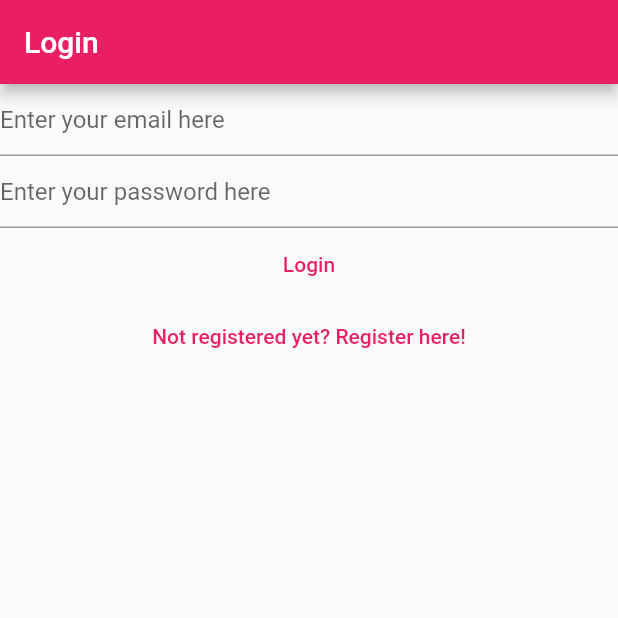
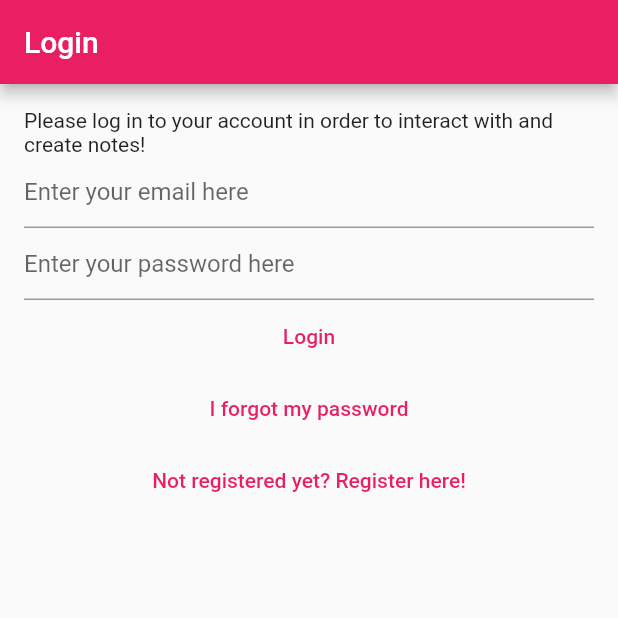
Before and after one commit to JarellOng/Flutter-Tutorial, a Flutter app: the screen it shows after launch, on a phone screen of 412 x 824 dp, the top half of it. Run offline on Flutter 3.47's test engine with Material 2 defaults, Android fonts, the light colour scheme and no system bars; our stand-ins replace bloc, cloud_firestore, equatable, firebase_auth, firebase_core, flutter_bloc and 1 more; accounts and stored records are empty.

Commit message:
Create Forgot Password Function and UI Cleanup

```diff
--- a/lib/main.dart
+++ b/lib/main.dart
@@ -6,6 +6,7 @@
 import 'package:myapplication/services/auth/bloc/auth_event.dart';
 import 'package:myapplication/services/auth/bloc/auth_state.dart';
 import 'package:myapplication/services/auth/firebase_auth_provider.dart';
+import 'package:myapplication/views/forgot_password_view.dart';
 import 'package:myapplication/views/login_view.dart';
 import 'package:myapplication/views/myapplication_view.dart';
 import 'package:myapplication/views/notes/create_update_note_view.dart';
@@ -56,6 +57,8 @@
           return const VerifyEmailView();
         } else if (state is AuthStateLoggedOut) {
           return const LoginView();
+        } else if (state is AuthStateForgotPassword) {
+          return const ForgotPasswordView();
         } else if (state is AuthStateRegistering) {
           return const RegisterView();
         } else {
--- a/lib/services/auth/auth_provider.dart
+++ b/lib/services/auth/auth_provider.dart
@@ -18,4 +18,6 @@
   Future<void> logOut();
 
   Future<void> sendEmailVerification();
+
+  Future<void> sendPasswordReset({required String toEmail});
 }
--- a/lib/services/auth/auth_service.dart
+++ b/lib/services/auth/auth_service.dart
@@ -39,4 +39,8 @@
 
   @override
   Future<void> sendEmailVerification() => provider.sendEmailVerification();
+
+  @override
+  Future<void> sendPasswordReset({required String toEmail}) =>
+      provider.sendPasswordReset(toEmail: toEmail);
 }
--- a/lib/services/auth/bloc/auth_event.dart
+++ b/lib/services/auth/bloc/auth_event.dart
@@ -32,3 +32,8 @@
 class AuthEventSendEmailVerification extends AuthEvent {
   const AuthEventSendEmailVerification();
 }
+
+class AuthEventForgotPassword extends AuthEvent {
+  final String? email;
+  const AuthEventForgotPassword({this.email});
+}
--- a/lib/services/auth/bloc/auth_state.dart
+++ b/lib/services/auth/bloc/auth_state.dart
@@ -38,6 +38,16 @@
       : super(isLoading: isLoading);
 }
 
+class AuthStateForgotPassword extends AuthState {
+  final Exception? exception;
+  final bool hasSentEmail;
+  const AuthStateForgotPassword({
+    required this.exception,
+    required this.hasSentEmail,
+    required bool isLoading,
+  }) : super(isLoading: isLoading);
+}
+
 class AuthStateLoggedOut extends AuthState with EquatableMixin {
   final Exception? exception;
   const AuthStateLoggedOut({
--- /dev/null
+++ b/lib/utilities/dialogs/password_reset_email_sent_dialog.dart
@@ -0,0 +1,14 @@
+import 'package:flutter/material.dart';
+import 'package:myapplication/utilities/dialogs/generic_dialog.dart';
+
+Future<void> showPasswordResetSentDialog(BuildContext context) {
+  return showGenericDialog(
+    context: context,
+    title: "Password Reset",
+    content:
+        "We have now sent you a password reset. Please check your email for more information.",
+    optionsBuilder: () => {
+      "OK": null,
+    },
+  );
+}
--- a/lib/views/login_view.dart
+++ b/lib/views/login_view.dart
@@ -43,7 +43,10 @@
         if (state is AuthStateLoggedOut) {
           // Auth Exceptions
           if (state.exception is UserNotFoundAuthException) {
-            await showErrorDialog(context, "User not found");
+            await showErrorDialog(
+              context,
+              "Cannot find a user with the entered credentials!",
+            );
           } else if (state.exception is WrongPasswordAuthException) {
             await showErrorDialog(context, "Wrong credentials");
           } else if (state.exception is GenericAuthException) {
@@ -55,8 +58,14 @@
         appBar: AppBar(
           title: const Text("Login"),
         ),
-        body: Column(
+        body: Padding(
+          padding: const EdgeInsets.all(16.0),
+          child: Column(
             children: [
+              const Text(
+                "Please log in to your account in order to interact with and create notes!",
+              ),
+
               // Email
               TextField(
                 controller: _email,
@@ -94,6 +103,14 @@
                 child: const Text("Login"),
               ),
 
+              // Forgot Password Nav
+              TextButton(
+                onPressed: () {
+                  context.read<AuthBloc>().add(const AuthEventForgotPassword());
+                },
+                child: const Text("I forgot my password"),
+              ),
+
               // Register Page Nav
               TextButton(
                 onPressed: () {
@@ -104,6 +121,7 @@
             ],
           ),
         ),
+      ),
     );
   }
 }
```
Also changed, not shown: lib/services/auth/bloc/auth_bloc.dart (+48 -0 lines), lib/services/auth/firebase_auth_provider.dart (+18 -0 lines), lib/views/forgot_password_view.dart (added, +88 -0 lines), lib/views/register_view.dart (+14 -1 lines), 1 other file. Lines whose indentation alone changed are shown as unchanged.
